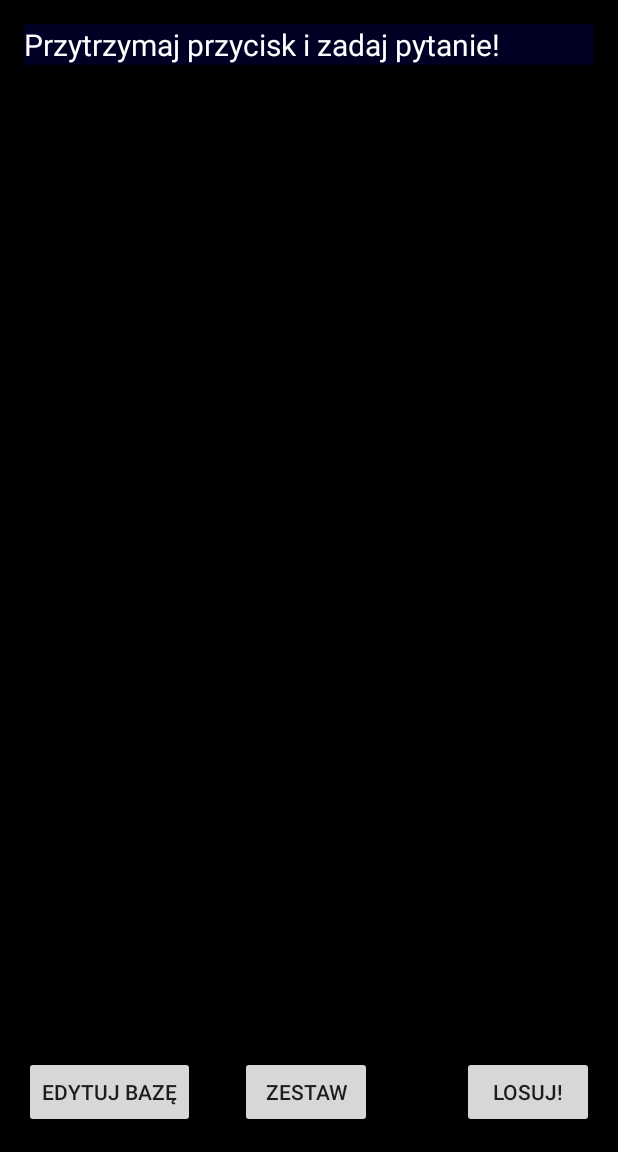
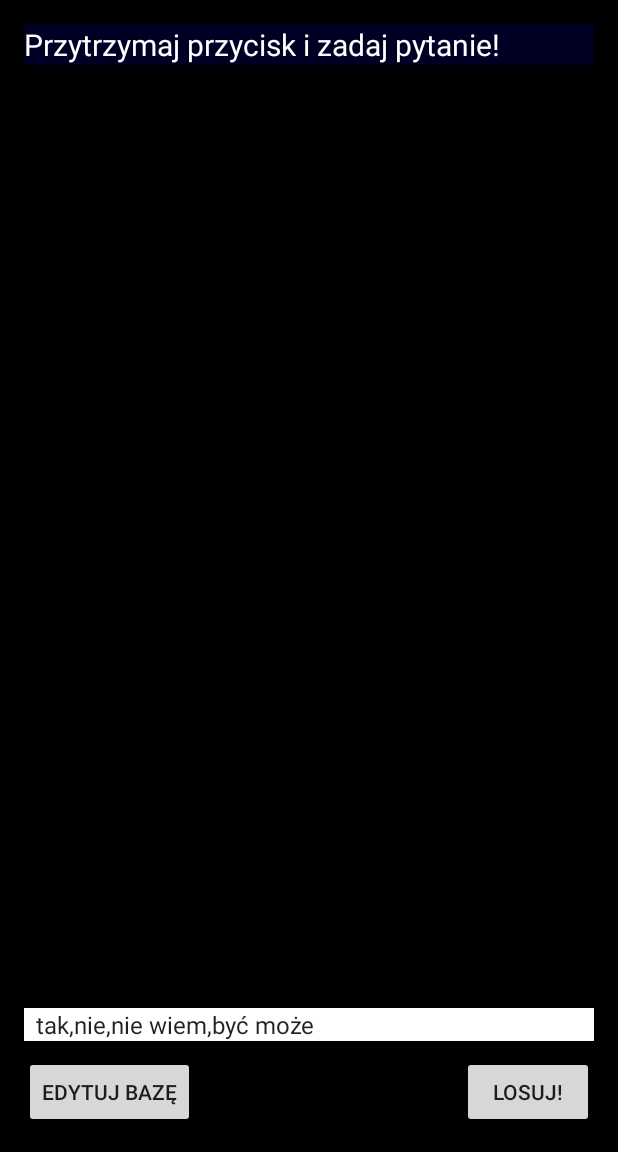
Before and after one commit to filipiakp/Pytajnik, an Android app: the DatabaseEditActivity screen opened directly, with no data from a screen before it, after a tap on "OK", on a phone screen of 412 x 824 dp, the part 84-1236 px from its top. Run offline under Robolectric (Android 15) with nearby library versions, the phone set to English and light mode, and no system bars.

Commit message:
Main functionallity added

```diff
--- a/app/src/main/AndroidManifest.xml
+++ b/app/src/main/AndroidManifest.xml
@@ -16,6 +16,6 @@
             </intent-filter>
         </activity>
         <activity android:name=".DatabaseEditActivity"></activity>
+
     </application>
-
 </manifest>
--- /dev/null
+++ b/app/src/main/java/com/pawelfilipiak/futrzak/DataBaseUtil.java
@@ -0,0 +1,59 @@
+package com.pawelfilipiak.futrzak;
+
+
+import java.io.BufferedReader;
+import java.io.File;
+import java.io.FileNotFoundException;
+import java.io.FileOutputStream;
+import java.io.FileReader;
+import java.io.IOException;
+
+public class DataBaseUtil{
+
+    private final String BAZA = "db.txt";
+    private BufferedReader bufferedReader;
+    private FileOutputStream fileOutputStream;
+    private String line, text = "";
+    private File bazaFile;
+
+    public DataBaseUtil(File filesDir){
+        bazaFile = new File(filesDir, BAZA);
+
+    }
+
+    public void save(String s){
+        try {
+            fileOutputStream = new FileOutputStream(bazaFile);
+            fileOutputStream.write(s.getBytes());
+            fileOutputStream.close();
+            System.out.println("Zapisano: " + s);
+        } catch (IOException e) {
+            e.printStackTrace();
+        }
+    }
+
+    public String read() {
+        try {
+            bufferedReader = new BufferedReader(new FileReader(bazaFile));
+
+            while ((line = bufferedReader.readLine()) != null)
+                text = text + line + "\n";
+
+            bufferedReader.close();
+        } catch (FileNotFoundException e) {
+            try {
+                bazaFile.createNewFile();
+                fileOutputStream = new FileOutputStream(bazaFile);
+                fileOutputStream.write("tak,nie,nie wiem,być może".getBytes());
+                fileOutputStream.close();
+                return "tak,nie,nie wiem,być może";
+
+            } catch (IOException e1) {
+                e1.printStackTrace();
+            }
+        } catch (IOException e) {
+            e.printStackTrace();
+        }
+        return text;
+    }
+}
--- a/app/src/main/java/com/pawelfilipiak/futrzak/DatabaseEditActivity.java
+++ b/app/src/main/java/com/pawelfilipiak/futrzak/DatabaseEditActivity.java
@@ -15,10 +15,9 @@ import java.io.PrintWriter;
 
 public class DatabaseEditActivity extends AppCompatActivity {
 
-    File baza;
-    String text= "", line = "";
-    BufferedReader br;
     EditText editText;
+    String text;
+    DataBaseUtil dataBaseUtil;
 
     @Override
     protected void onCreate(Bundle savedInstanceState) {
@@ -26,35 +25,14 @@ public class DatabaseEditActivity extends AppCompatActivity {
         setContentView(R.layout.activity_database_edit);
         editText =(EditText) findViewById(R.id.editText);
 
-
-        baza = new File(this.getFilesDir().getAbsolutePath() + "/db.txt");
-        System.out.println("Plik z bazą: "+this.getFilesDir().getAbsolutePath() + "/db.txt");
-        try {
-            br = new BufferedReader(new FileReader(baza));//nie działa
-            while ((line = br.readLine()) != null) {
-                text.concat(line);
-                text.concat("\n");
-            }
-            br.close();
-        } catch (FileNotFoundException e) {
-            e.printStackTrace();
-        } catch (IOException e) {
-            e.printStackTrace();
-        }
+        dataBaseUtil = new DataBaseUtil(this.getFilesDir());
+        text = dataBaseUtil.read();
         editText.setText(text);
     }
     public void ok(View view){
-        try {
-            PrintWriter pw = new PrintWriter(baza);
-            pw.print(editText.getText());
-            pw.close();
-        } catch (FileNotFoundException e) {
-            e.printStackTrace();
-        }
+        dataBaseUtil.save(editText.getText().toString());
         Intent intent = new Intent(this, MainActivity.class);
         startActivity(intent);
         finish();
-
-
     }
 }
--- a/app/src/main/java/com/pawelfilipiak/futrzak/MainActivity.java
+++ b/app/src/main/java/com/pawelfilipiak/futrzak/MainActivity.java
@@ -3,113 +3,63 @@ package com.pawelfilipiak.futrzak;
 import android.content.Intent;
 import android.support.v7.app.AppCompatActivity;
 import android.os.Bundle;
-import android.view.ContextMenu;
-import android.view.MenuInflater;
 import android.view.MenuItem;
 import android.view.View;
 import android.widget.AdapterView;
+import android.widget.ArrayAdapter;
+import android.widget.Spinner;
 import android.widget.TextView;
 
-import java.io.BufferedReader;
-import java.io.File;
-import java.io.FileNotFoundException;
-import java.io.FileReader;
-import java.io.IOException;
-import java.io.PrintWriter;
+import java.util.ArrayList;
+import java.util.List;
 import java.util.Random;
 
-public class MainActivity extends AppCompatActivity {
+public class MainActivity extends AppCompatActivity implements AdapterView.OnItemSelectedListener {
 
-    TextView odpowiedzTV;
-    Random random = new Random();
-    String[] odpowiedzi =  {"tak","nie","być może","nie wiem"};
-    File baza;
-    boolean przejscie= false;
+    private TextView odpowiedzTV;
+    private Spinner spinner;
+    private Random random = new Random();
+    private String[] odpowiedzi =  {"tak","nie","być może","nie wiem"};
 
+    String[] dataBaseContent;
+    List<String> list;
+    DataBaseUtil dataBaseUtil;
 
     @Override
     protected void onCreate(Bundle savedInstanceState) {
         super.onCreate(savedInstanceState);
         setContentView(R.layout.activity_main);
         odpowiedzTV =(TextView) findViewById(R.id.textView);
-        registerForContextMenu(findViewById(R.id.wybierzZestawBttn));
-        baza = new File(this.getFilesDir().getAbsolutePath() + "/db.txt");
+        spinner = (Spinner) findViewById(R.id.spinner);
+        spinner.setOnItemSelectedListener(this);
+        dataBaseUtil = new DataBaseUtil(this.getFilesDir());
+        list = new ArrayList<>();
+        dataBaseContent = dataBaseUtil.read().split("\n");
 
-        zaladujBazePytan();
+        for(String s : dataBaseContent)
+            list.add(s);
+
+        ArrayAdapter<String> dataAdapter = new ArrayAdapter<>(this, android.R.layout.simple_spinner_item, list);
+        spinner.setAdapter(dataAdapter);
 
     }
     public void losuj(View view){
-        if(przejscie) {
-            zaladujBazePytan();
-            odpowiedzTV.setText(odpowiedzi[random.nextInt(odpowiedzi.length)]);
-            przejscie = false;
-        }else
             odpowiedzTV.setText(odpowiedzi[random.nextInt(odpowiedzi.length)]);
     }
     public void edytuj(View view){
-        przejscie = true;
         Intent intent = new Intent(this, DatabaseEditActivity.class);
         startActivity(intent);
+        finish();
     }
 
-
-    BufferedReader br;
-    String line;
-    private void zaladujBazePytan(){
-        try {
-            br = new BufferedReader(new FileReader(baza));
-            line=br.readLine();
-            if(line != null)
-                odpowiedzi = line.split(",");
-
-//            while ((line = br.readLine()) != null) {
-//                text.append(line);
-//                text.append('\n');
-//            }
-            //dodawaj do rozwijanego menu https://developer.android.com/guide/topics/ui/menus.html#checkable//contextual menu
-            //ogarnij odczytywanie z pliku
-            //skontroluj czy wszystkie ooperacje na pliku są wykonywane
-            //podziel na wątki
-            br.close();
-        }
-        catch (FileNotFoundException e){
-            try {
-                System.out.println("tworzenie nowego pliku");
-                baza.createNewFile();
-                PrintWriter pw = new PrintWriter(baza);
-                pw.println("tak,nie,nie wiem,być może");
-                pw.close();
-                zaladujBazePytan();
-
-            } catch (IOException e1) {
-                e1.printStackTrace();
-            }
-        }
-        catch (IOException e) {
-            e.printStackTrace();
-        }
-
+    @Override
+    public void onItemSelected(AdapterView<?> parent, View view, int position, long id) {
+        odpowiedzi = parent.getItemAtPosition(position).toString().split(",");
     }
 
-    public void wybierzZestaw(View view) {
-//        PopupMenu popup = new PopupMenu(this, view);//nie to
-//        MenuInflater inflater = popup.getMenuInflater();
-//        inflater.inflate( R.menu.actions, popup.getMenu());
-//        popup.show();
-    }
     @Override
-    public void onCreateContextMenu(ContextMenu menu, View v,
-                                    ContextMenu.ContextMenuInfo menuInfo) {
-        super.onCreateContextMenu(menu, v, menuInfo);
-        MenuInflater inflater = getMenuInflater();
-        inflater.inflate(R.menu.menu, menu);
-
-    }
-    @Override
-    public boolean onContextItemSelected(MenuItem item) {
-        AdapterView.AdapterContextMenuInfo info = (AdapterView.AdapterContextMenuInfo) item.getMenuInfo();
-        odpowiedzi = item.getTitle().toString().split(",");
-        return true;
-
+    public void onNothingSelected(AdapterView<?> parent) {
+        parent.setSelection(0);
+        odpowiedzi = parent.getItemAtPosition(0).toString().split(",");
     }
 }
--- a/app/src/main/res/layout/activity_main.xml
+++ b/app/src/main/res/layout/activity_main.xml
@@ -15,6 +15,7 @@
     <Button
         android:text="losuj!"
         android:layout_width="wrap_content"
+        android:layout_weight=".50"
         android:layout_height="wrap_content"
         android:layout_alignParentBottom="true"
         android:layout_alignParentEnd="true"
@@ -36,22 +37,23 @@
     <Button
         android:text="Edytuj bazę"
         android:layout_width="wrap_content"
+        android:layout_weight=".50"
         android:layout_height="wrap_content"
         android:layout_alignParentBottom="true"
         android:layout_alignParentStart="true"
         android:id="@+id/edytuj"
         android:onClick="edytuj"/>
 
-    <Button
-        android:text="Zestaw"
+    <Spinner
+        android:spinnerMode="dialog"
         android:layout_width="wrap_content"
         android:layout_height="wrap_content"
-        android:id="@+id/wybierzZestawBttn"
-        android:layout_alignParentBottom="true"
-        android:layout_toEndOf="@+id/edytuj"
-        android:layout_marginStart="30dp"
-        android:onClick="wybierzZestaw"/>
-
+        android:id="@+id/spinner"
+        android:background="#ffffff"
+        android:layout_above="@+id/losuj"
+        android:layout_alignParentStart="true"
+        android:layout_alignParentEnd="true"
+        android:layout_marginBottom="10dp" />
 
 
 </RelativeLayout>
--- a/app/src/main/res/menu/menu.xml
+++ /dev/null
@@ -1,3 +0,0 @@
-<?xml version="1.0" encoding="utf-8"?>
-<menu xmlns:android="http://schemas.android.com/apk/res/android">
-</menu>
--- a/app/src/main/res/values/strings.xml
+++ b/app/src/main/res/values/strings.xml
@@ -1,3 +1,4 @@
+<?xml version="1.0" encoding="utf-8"?>
 <resources>
     <string name="app_name">Futrzak</string>
 </resources>
```
